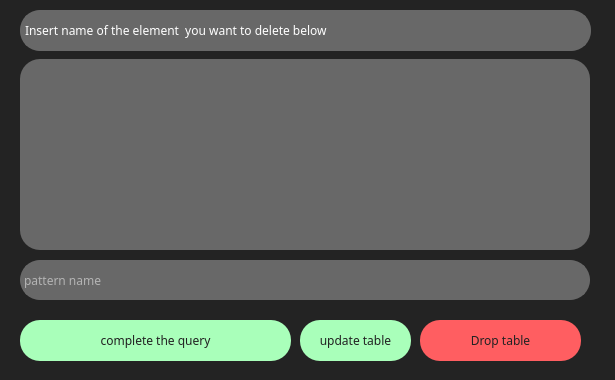
First picture: the form in Qt_handlers/ui_files/table_edit.ui, repository AntonGrigorievich/pattern_manager_pyqt, before the edit.
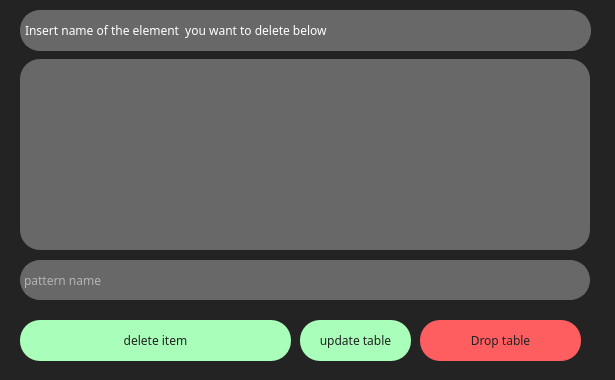
Second picture: the form after the edit. Icons and pictures are not drawn.

```diff
--- a/Qt_handlers/ui_files/table_edit.ui
+++ b/Qt_handlers/ui_files/table_edit.ui
@@ -63,7 +63,7 @@
 }</string>
    </property>
    <property name="text">
-    <string>complete the query</string>
+    <string>delete item</string>
    </property>
   </widget>
   <widget class="QPushButton" name="drop_button">
```
Left out of the diff: 4 changed lines with no effect on the pictures.
